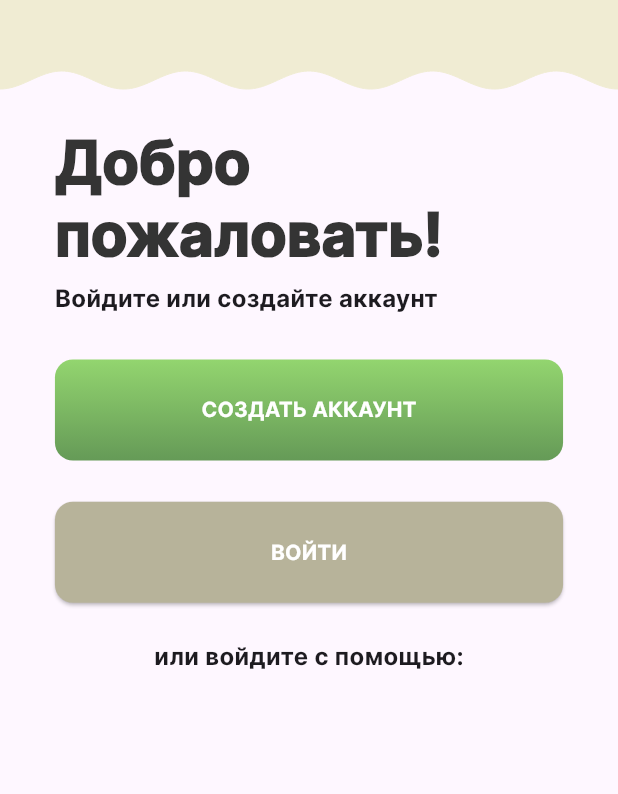
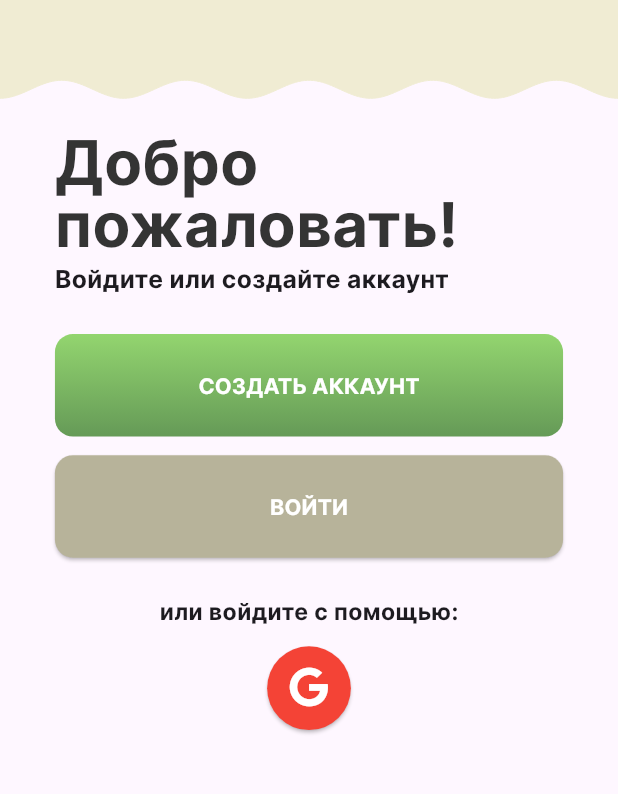
Before and after one commit to SavoSyka/mama_kris, a Flutter app: the screen it shows after launch, on a phone screen of 412 x 824 dp, the part 436-1230 px from its top. Run offline on Flutter 3.47's test engine with Material 3 defaults, Android fonts, the phone set to English and light mode, and no system bars; our stand-ins replace cloud_firestore, firebase_auth, firebase_core, flutter_svg, font_awesome_flutter, google_sign_in; missing offline and left inert: flutter_pdfview; accounts and stored records are empty.

Commit message:
StartPage design finished

```diff
--- a/lib/pages/start.dart
+++ b/lib/pages/start.dart
@@ -1,6 +1,11 @@
+import 'dart:math';
 import 'package:flutter/material.dart';
 import 'package:mama_kris/wave.dart'; // Убедитесь, что wave.dart содержит SineWaveWidget
 import 'package:flutter_svg/flutter_svg.dart';
+import 'package:font_awesome_flutter/font_awesome_flutter.dart';
+import 'package:cloud_firestore/cloud_firestore.dart'; // Добавьте этот импорт
+import 'package:firebase_auth/firebase_auth.dart'; // Добавьте этот импорт
+import 'package:mama_kris/google_sign.dart';
 
 class StartPage extends StatelessWidget {
   @override
@@ -9,6 +14,9 @@ class StartPage extends StatelessWidget {
     Size screenSize = MediaQuery.of(context).size;
     double width = screenSize.width;
     double height = screenSize.height;
+    double TextMultiply = min(width/360, height/800);
+    double VerticalMultiply = height/800;
+    double HorizontalMultiply = width/360;
 
     return Scaffold(
 
@@ -17,15 +25,15 @@ class StartPage extends StatelessWidget {
         children: <Widget>[
           Stack(
             children: [
-              SineWaveWidget(verticalOffset: height*0.4175), // Ваша волна
+              SineWaveWidget(verticalOffset: 340*VerticalMultiply), // Ваша волна
               Align(
                 alignment: Alignment.center,
                 child: Padding(
-                  padding: EdgeInsets.only(top: 0.0725*height), // Отступ сверху в 50 пикселей
+                  padding: EdgeInsets.only(top: 58*VerticalMultiply), // Отступ сверху в 50 пикселей
                   child: SvgPicture.asset(
                     "images/logo_named.svg",
-                    width: 220*(width/360), // Ширина в пикселях
-                    height: 224*(height/800), // Высота в пикселях
+                    width: 220*HorizontalMultiply, // Ширина в пикселях
+                    height: 224*VerticalMultiply, // Высота в пикселях
                   )
                 ),
               ),
@@ -36,30 +44,33 @@ class StartPage extends StatelessWidget {
               child: Column(
                 mainAxisAlignment: MainAxisAlignment.center,
                 children: <Widget>[
-                   Padding(
-                    padding:  EdgeInsets.only(left: 32*(width/360), top: 0.0, right:0, bottom:0), // Общий отступ для группы текстов
-                    child: Align(
+                  Padding(
+                    padding:  EdgeInsets.only(left: 32*HorizontalMultiply, top: 40*VerticalMultiply, right:0, bottom:0), // Общий отступ для группы текстов
+                    child:  Align(
                       alignment: Alignment.centerLeft,
-                      child: RichText(
-                        text: const TextSpan(
-
-                          children: <TextSpan>[
-                            TextSpan(text: 'Добро\n',style: TextStyle(fontSize: 40, fontFamily: 'Inter', fontWeight: FontWeight.w900, color: Color(0xFF343434)),), // \n - перенос строки
-                            TextSpan(text: 'пожаловать!',style: TextStyle(fontSize: 40, fontFamily: 'Inter', fontWeight: FontWeight.w900, color: Color(0xFF343434)),),
-                          ],
-                        ),
+                      child: Text(
+                        'Добро',
+                        style: TextStyle(fontSize: 40*TextMultiply, fontFamily: 'Inter', fontWeight: FontWeight.w800, color: Color(0xFF343434), height: 1,),
                       ),
                     ),
                   ),
-
+                  Padding(
+                    padding:  EdgeInsets.only(left: 32*HorizontalMultiply, top: 0, right:0, bottom:0), // Общий отступ для группы текстов
+                    child:  Align(
+                      alignment: Alignment.centerLeft,
+                      child: Text(
+                        'пожаловать!',
+                        style: TextStyle(fontSize: 40*TextMultiply, fontFamily: 'Inter', fontWeight: FontWeight.w500, color: Color(0xFF343434), height: 1,),
+                      ),
+                    ),
+                  ),
                    Padding(
-                    padding:  EdgeInsets.only(left: 32*(width/360), top: 8*(height/800), right:0, bottom:0), // Общий отступ для группы текстов
-                    child: const Align(
+                    padding:  EdgeInsets.only(left: 32*HorizontalMultiply, top: 8*VerticalMultiply, right:0, bottom:0), // Общий отступ для группы текстов
+                    child:  Align(
                       alignment: Alignment.centerLeft,
                       child: Text(
                         'Войдите или создайте аккаунт',
-                        style: TextStyle(fontSize: 16, fontFamily: 'Inter', fontWeight: FontWeight.w600, // Делаем текст более жирным
-                        ),
+                        style: TextStyle(fontSize: 16*TextMultiply, fontFamily: 'Inter', fontWeight: FontWeight.w600,height: 1,),
                       ),
                     ),
                   ),
@@ -68,7 +79,7 @@ class StartPage extends StatelessWidget {
                     children: <Widget>[
                       Expanded( // Растягиваем кнопку на всю доступную ширину в Row
                         child: Padding(
-                          padding:  EdgeInsets.only(left: 32*(width/360), top: 28*(height/800), right: 32*(width/360), bottom:0), // Общий отступ для группы текстов
+                          padding:  EdgeInsets.only(left: 32*HorizontalMultiply, top: 28*VerticalMultiply, right: 32*HorizontalMultiply, bottom:0), // Общий отступ для группы текстов
                           child: Container(
                             decoration: BoxDecoration(
                               gradient: const LinearGradient(
@@ -89,16 +100,16 @@ class StartPage extends StatelessWidget {
                                 shape: RoundedRectangleBorder(
                                   borderRadius: BorderRadius.circular(12),
                                 ),
-                                padding: EdgeInsets.only(top: 23*(height/800), bottom:23*(height/800)),
+                                padding: EdgeInsets.only(top: 23*VerticalMultiply, bottom:23*VerticalMultiply),
                               ),
                               onPressed: () {
                                 Navigator.pushNamed(context, '/welcome');
                               },
-                              child: const Align(
+                              child:  Align(
                                 alignment: Alignment.center,
                                 child: Text(
                                   'СОЗДАТЬ АККАУНТ',
-                                  style: TextStyle(fontSize: 14, color: Color(0xFFFFFFFF), fontFamily: 'Inter', fontWeight: FontWeight.w700),
+                                  style: TextStyle(fontSize: 14*TextMultiply, color: Color(0xFFFFFFFF), fontFamily: 'Inter', fontWeight: FontWeight.w700),
                                 ),
                               ),
                             ),
@@ -112,7 +123,7 @@ class StartPage extends StatelessWidget {
                     children: <Widget>[
                       Expanded( // Растягиваем кнопку на всю доступную ширину в Row
                         child: Padding(
-                          padding:  EdgeInsets.only(left: 32*(width/360), top: 12*(height/360), right: 32*(width/360), bottom:0), // Общий отступ для группы текстов
+                          padding:  EdgeInsets.only(left: 32*HorizontalMultiply, top: 12*VerticalMultiply, right: 32*HorizontalMultiply, bottom:0), // Общий отступ для группы текстов
                           child: ElevatedButton(
                             style: ElevatedButton.styleFrom(
                               backgroundColor: Color(0xFFB7B39A),
@@ -121,11 +132,11 @@ class StartPage extends StatelessWidget {
                               ),
                               padding: EdgeInsets.only(top: 23*(height/800), bottom:23*(height/800)),
                             ),
-                            child: const Align(
+                            child:  Align(
                               alignment: Alignment.center,
                               child: Text(
                                 'ВОЙТИ',
-                                  style: TextStyle(fontSize: 14, color: Color(0xFFFFFFFF), fontFamily: 'Inter', fontWeight: FontWeight.w700)
+                                  style: TextStyle(fontSize: 14*TextMultiply, color: Color(0xFFFFFFFF), fontFamily: 'Inter', fontWeight: FontWeight.w700)
                               ),
                             ),
                             onPressed: () {
@@ -137,15 +148,73 @@ class StartPage extends StatelessWidget {
                     ],
                   ),
                   Padding(
-                    padding:  EdgeInsets.only( top: 24*(height/800)), // Общий отступ для группы текстов
-                    child: const Align(
+                    padding:  EdgeInsets.only( top: 24*VerticalMultiply), // Общий отступ для группы текстов
+                    child:  Align(
                       alignment: Alignment.center,
                       child: Text(
                         'или войдите с помощью:',
-                        style: TextStyle(fontSize: 16, fontFamily: 'Inter', fontWeight: FontWeight.w600, // Делаем текст более жирным
+                        style: TextStyle(fontSize: 15*TextMultiply, fontFamily: 'Inter', fontWeight: FontWeight.w500, // Делаем текст более жирным
                         ),
                       ),
                     ),
+                  ),
+                  Padding(
+                      padding: EdgeInsets.only(top: 12 * VerticalMultiply), // Общий отступ для группы текстов
+                      child: ElevatedButton(
+                        style: ElevatedButton.styleFrom(
+                        backgroundColor: Colors.red, // Цвет фона кнопки
+                          shape: CircleBorder(), // Форма кнопки - круглая
+                          padding: EdgeInsets.all(14*TextMultiply), // Отступ внутри круглой кнопки
+                        ),
+                        child:  FaIcon(
+                          FontAwesomeIcons.google,
+                          color: Colors.white, // Цвет иконки
+                          size: 26*TextMultiply, // Размер иконки
+                        ),
+                        onPressed: () async {
+                          final bool? isNewUser = await signInWithGoogle();
+                          if (isNewUser == true) {
+                            // Новый пользователь
+                            Navigator.pushReplacementNamed(context, '/choice');
+                          } else if (isNewUser == false) {
+                            // Пользователь уже существует, получаем дополнительные данные из Firestore
+                            final User? user = FirebaseAuth.instance.currentUser;
+                            if (user != null) {
+                              final uid = user.uid;
+                              final docSnapshot = await FirebaseFirestore.instance.collection('choices').doc(uid).get();
+                              final docSnapshot2 = await FirebaseFirestore.instance.collection('jobSearches').doc(uid).get();
+
+                              // Проверяем, содержит ли документ информацию о выборе пользователя
+                              if (docSnapshot.exists && docSnapshot.data()!.containsKey('choice')) {
+                                final choice = docSnapshot.data()!['choice'];
+
+                                // Перенаправляем пользователя в зависимости от его выбора
+                                if (choice == 'ищу работу' && docSnapshot2.exists && docSnapshot2.data()!.containsKey('employerId')) {
+                                  Navigator.pushNamed(context, '/tinder'); // Перенаправление на страницу поиска работы
+                                }
+                                else if (choice == 'ищу работу') {
+                                  Navigator.pushNamed(context, '/search'); // Перенаправление на страницу с вакансиями
+                                }
+                                else if (choice == 'есть вакансии') {
+                                  Navigator.pushNamed(context, '/empl_list'); // Перенаправление на страницу с вакансиями
+                                } else {
+                                  Navigator.pushReplacementNamed(context, '/choice');
+                                }
+                              } else {
+                                // Документ не найден или не содержит выбора
+                                Navigator.pushReplacementNamed(context, '/choice');
+                              }
+                            } else {
+                              print('Ошибка: пользователь не определён после входа через Google.');
+                            }
+                          } else {
+                            // Ошибка аутентификации или отмена входа пользователем
+                            print("Ошибка аутентификации или вход отменён пользователем");
+                          }
+
+                        },
+                      )
+
                   ),
                 ],
               ),
```
